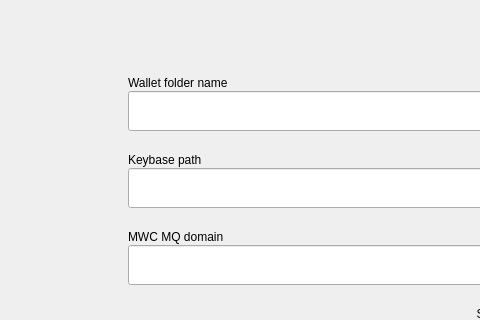
This is windows/x_walletconfig.ui in 0xkobe/mwc-wallet as Qt 5 draws it before an edit; both pictures show x 0 to 480 and y 94 to 414 of the 1073 by 709 pixel window. The edited form follows.
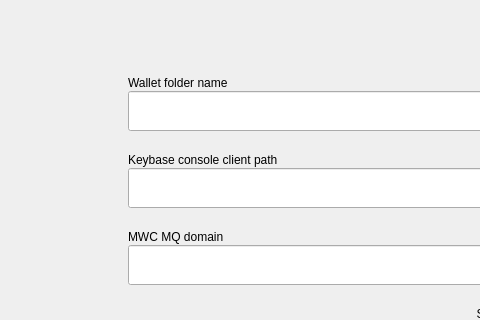
This is the edited form. Icons and pictures are not drawn. Custom widgets are drawn as their Qt base class.

Commit message: https://github.com/mwcproject/mwc-qt-wallet/issues/111 - Add checking if Keybase not a GUI (Windows only)

What changed in the file:
```diff
--- a/windows/x_walletconfig.ui
+++ b/windows/x_walletconfig.ui
@@ -219,25 +219,6 @@
          </property>
         </widget>
        </item>
-       <item row="5" column="0">
-        <widget class="control::MwcLabelSmall" name="label_4">
-         <property name="sizePolicy">
-          <sizepolicy hsizetype="Fixed" vsizetype="Preferred">
-           <horstretch>0</horstretch>
-           <verstretch>0</verstretch>
-          </sizepolicy>
-         </property>
-         <property name="maximumSize">
-          <size>
-           <width>16777215</width>
-           <height>22</height>
-          </size>
-         </property>
-         <property name="text">
-          <string>Keybase path</string>
-         </property>
-        </widget>
-       </item>
        <item row="2" column="1">
         <widget class="control::MwcPushButtonNormal" name="mwc713directorySelect">
          <property name="minimumSize">
@@ -699,6 +680,25 @@
          </item>
         </layout>
        </item>
+       <item row="5" column="0" colspan="2">
+        <widget class="control::MwcLabelSmall" name="label_4">
+         <property name="sizePolicy">
+          <sizepolicy hsizetype="Fixed" vsizetype="Preferred">
+           <horstretch>0</horstretch>
+           <verstretch>0</verstretch>
+          </sizepolicy>
+         </property>
+         <property name="maximumSize">
+          <size>
+           <width>16777215</width>
+           <height>22</height>
+          </size>
+         </property>
+         <property name="text">
+          <string>Keybase console client path</string>
+         </property>
+        </widget>
+       </item>
       </layout>
      </item>
      <item>
@@ -737,6 +737,11 @@
    <extends>QPushButton</extends>
    <header>control/MwcPushButton.h</header>
   </customwidget>
+  <customwidget>
+   <class>control::MwcLabelLarge</class>
+   <extends>QLabel</extends>
+   <header>control/MwcLabel.h</header>
+  </customwidget>
   <customwidget>
    <class>control::MwcLineEditNormal</class>
    <extends>QLineEdit</extends>
@@ -753,11 +758,6 @@
    <extends>QLabel</extends>
    <header>control/MwcLabel.h</header>
   </customwidget>
-  <customwidget>
-   <class>control::MwcLabelLarge</class>
-   <extends>QLabel</extends>
-   <header>control/MwcLabel.h</header>
-  </customwidget>
  </customwidgets>
  <tabstops>
   <tabstop>mwc713directoryEdit</tabstop>
```
The commit also changes 2 other files.
